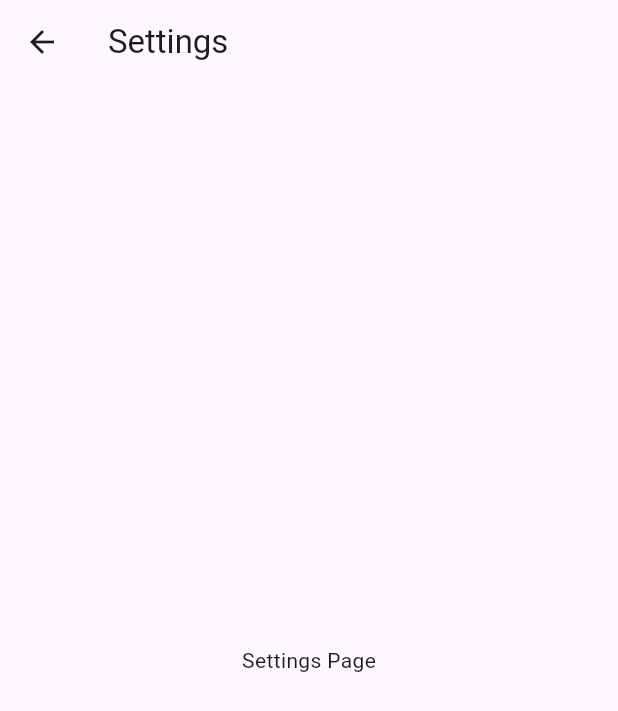
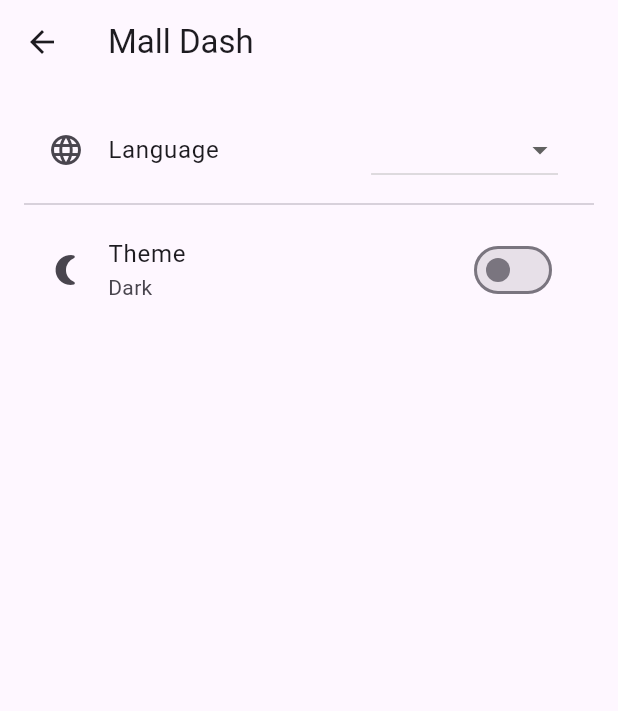
Before and after one commit to Mhamad-Raad/Mall-Dash-Mobile, a Flutter app: the SettingsPage screen opened directly, on a phone screen of 412 x 824 dp. Shown: the top 711 px of the screen. Run offline on Flutter 3.47's test engine with Material 3 defaults, Android fonts, the phone set to English and light mode, and no system bars; our stand-ins replace dio, flutter_riverpod, flutter_secure_storage, font_awesome_flutter, shared_preferences; accounts and stored records are empty.

Commit message:
add stay logged in after closing the app

```diff
--- a/lib/main.dart
+++ b/lib/main.dart
@@ -6,7 +6,7 @@ import 'l10n/app_localizations.dart';
 import 'src/core/providers/shared_preferences_provider.dart';
 import 'src/core/providers/theme_provider.dart';
 import 'src/core/providers/localization_provider.dart';
-import 'src/features/auth/presentation/login_page.dart';
+import 'src/features/auth/presentation/auth_widget.dart';
 import 'src/core/theme/custom_theme_extension.dart';
 
 void main() async {
@@ -46,7 +46,7 @@ class MyApp extends ConsumerWidget {
         GlobalCupertinoLocalizations.delegate,
       ],
       supportedLocales: const [Locale('en'), Locale('ar'), Locale('fa')],
-      home: const LoginPage(),
+      home: const AuthWidget(),
     );
   }
 }
--- a/lib/src/features/settings/presentation/settings_page.dart
+++ b/lib/src/features/settings/presentation/settings_page.dart
@@ -1,16 +1,64 @@
 import 'package:flutter/material.dart';
+import 'package:flutter_riverpod/flutter_riverpod.dart';
+import '../../../../l10n/app_localizations.dart';
+import '../../../core/providers/localization_provider.dart';
+import '../../../core/providers/theme_provider.dart';
 
-class SettingsPage extends StatelessWidget {
+class SettingsPage extends ConsumerWidget {
   const SettingsPage({super.key});
 
   @override
-  Widget build(BuildContext context) {
+  Widget build(BuildContext context, WidgetRef ref) {
+    final l10n = AppLocalizations.of(context);
+    final themeMode = ref.watch(themeModeProvider);
+    final locale = ref.watch(localeProvider);
+
     return Scaffold(
       appBar: AppBar(
-        title: const Text('Settings'),
+        title: Text(l10n?.appTitle ?? 'Settings'), // Re-using appTitle or need to add settingsTitle
       ),
-      body: const Center(
-        child: Text('Settings Page'),
+      body: ListView(
+        padding: const EdgeInsets.all(16.0),
+        children: [
+          // Language Section
+          ListTile(
+            title: Text(l10n?.language ?? 'Language'),
+            leading: const Icon(Icons.language),
+            trailing: DropdownButton<Locale>(
+              value: locale,
+
+              // If locale is null (system), we might want to default to something or handle it.
+              // For now, let's assume we want to show the current active one or a placeholder.
+              // However, our LanguageSelector used PopupMenu. Dropdown is requested.
+              // If locale is null, it means 'System', but our Dropdown items are specific.
+              // Let's check if 'locale' is one of our supported ones.
+              // If it's null, we can maybe show a 'System' option or default to English/current.
+              // Simplest is to map null to a specific one or add a 'System' option.
+              // But user asked for "languages drop down for the languages we have".
+              items: const [
+                DropdownMenuItem(value: Locale('en'), child: Text('English')),
+                DropdownMenuItem(value: Locale('ar'), child: Text('العربية')),
+                DropdownMenuItem(value: Locale('fa'), child: Text('Kurdî (Sorani)')),
+              ],
+              onChanged: (Locale? newLocale) {
+                if (newLocale != null) {
+                  ref.read(localeProvider.notifier).setLocale(newLocale);
+                }
+              },
+            ),
+          ),
+          const Divider(),
+          // Theme Section
+          SwitchListTile(
+            title: Text(l10n?.theme ?? 'Theme'),
+            subtitle: Text(themeMode == ThemeMode.light ? (l10n?.lightTheme ?? 'Light') : (l10n?.darkTheme ?? 'Dark')),
+            secondary: Icon(themeMode == ThemeMode.light ? Icons.wb_sunny : Icons.nightlight_round),
+            value: themeMode == ThemeMode.dark,
+            onChanged: (bool isDark) {
+              ref.read(themeModeProvider.notifier).setTheme(isDark ? ThemeMode.dark : ThemeMode.light);
+            },
+          ),
+        ],
       ),
     );
   }
```
Also changed, not shown: lib/src/core/network/dio_provider.dart (+13 -20 lines), lib/src/features/auth/presentation/auth_notifier.dart (added, +36 -0 lines), lib/src/features/auth/presentation/auth_widget.dart (added, +40 -0 lines), lib/src/features/auth/presentation/login_page.dart (+8 -2 lines).
